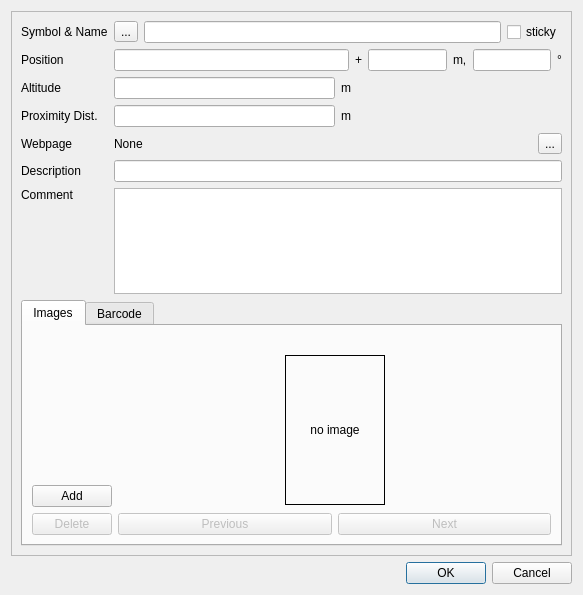
Above: src/IDlgEditWpt.ui from ntruchsess/QLandkarteGT before the change. Below: the same form after it.
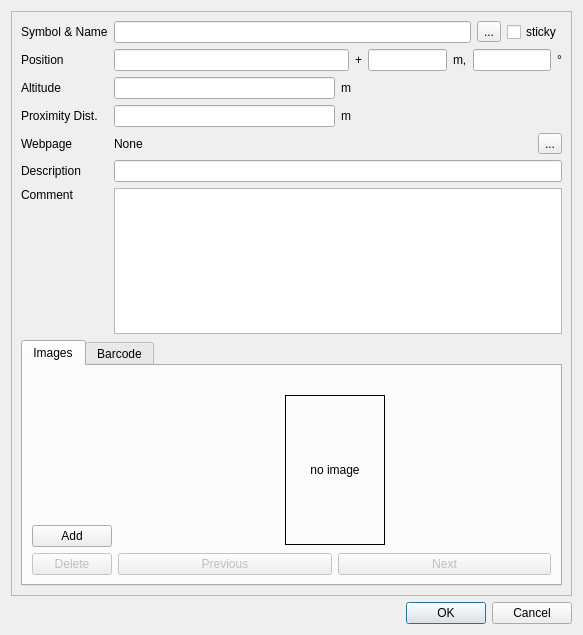
That is the form after the change.

```diff
--- a/src/IDlgEditWpt.ui
+++ b/src/IDlgEditWpt.ui
@@ -7,7 +7,7 @@
     <x>0</x>
     <y>0</y>
     <width>583</width>
-    <height>595</height>
+    <height>635</height>
    </rect>
   </property>
   <property name="windowTitle">
@@ -34,16 +34,16 @@
         </item>
         <item row="0" column="1">
          <layout class="QHBoxLayout">
-          <item>
-           <widget class="QToolButton" name="toolIcon">
-            <property name="text">
-             <string>...</string>
-            </property>
-           </widget>
-          </item>
           <item>
            <widget class="QLineEdit" name="lineName"/>
           </item>
+          <item>
+           <widget class="QToolButton" name="toolIcon">
+            <property name="text">
+             <string>...</string>
+            </property>
+           </widget>
+          </item>
           <item>
            <widget class="QCheckBox" name="checkSticky">
             <property name="text">
```
Left out of the diff: 1 changed line with no effect on the pictures.
